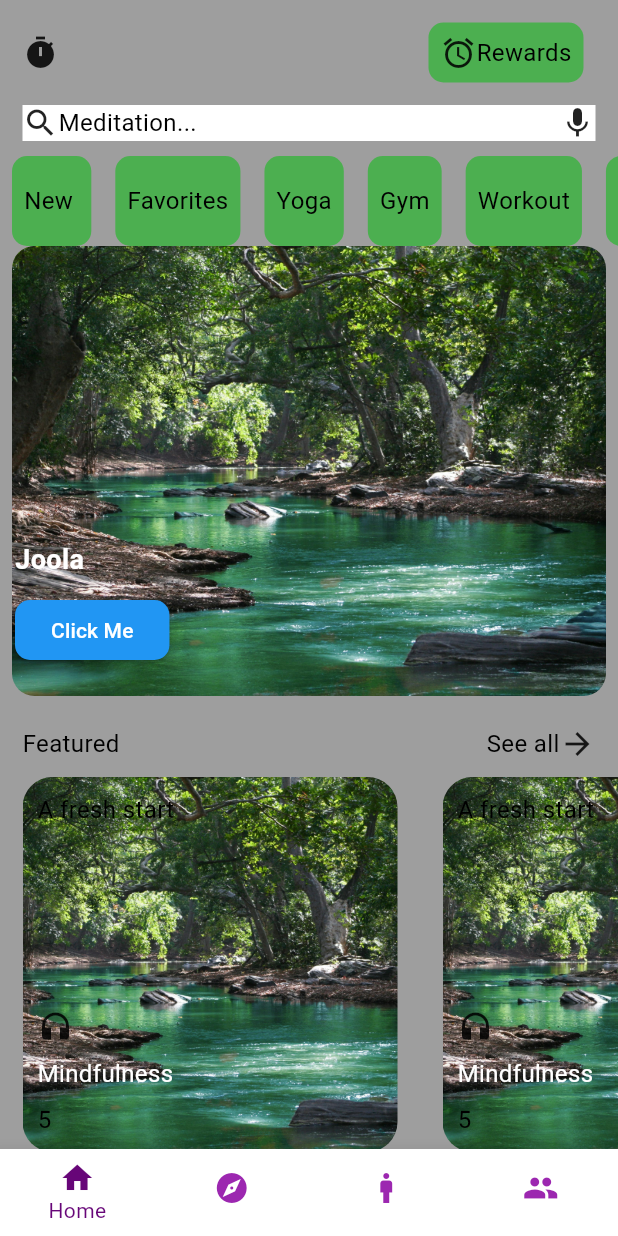
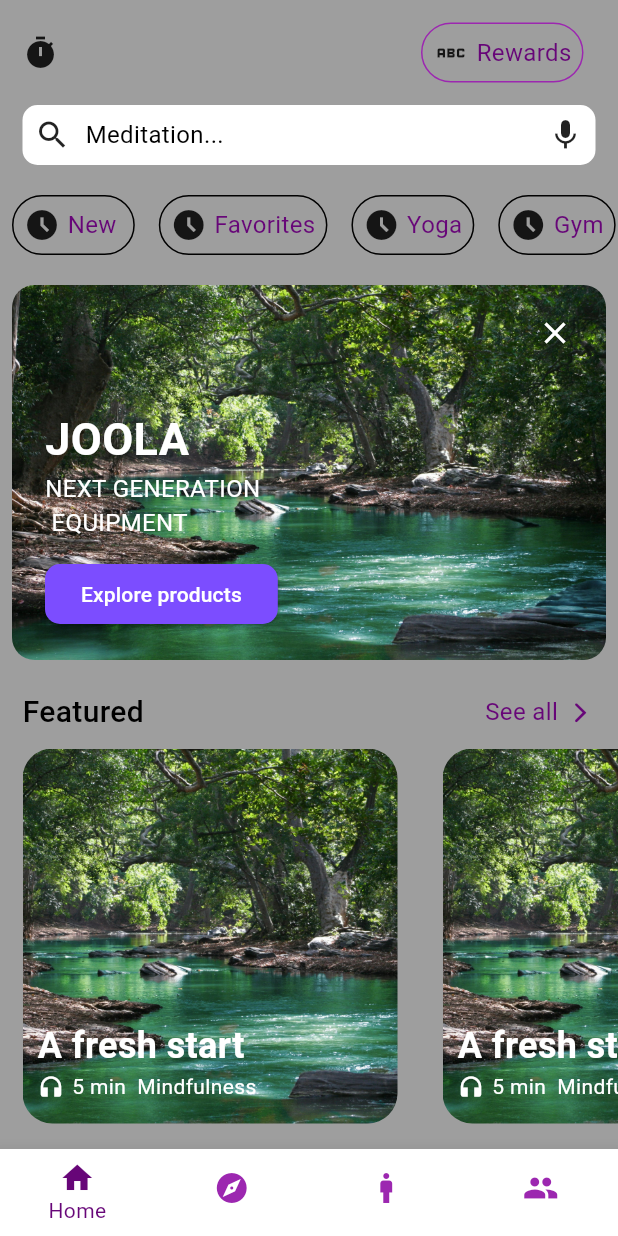
Before and after one commit to Geopaul94/niyalproject_homescreen_ui, a Flutter app: the screen it shows after launch, on a phone screen of 412 x 824 dp. Run offline on Flutter 3.47's test engine with Material 3 defaults, Android fonts, the phone set to English and light mode, and no system bars.

Commit message:
ui completed now add the images similar icons

```diff
--- a/lib/sample.dart
+++ b/lib/bottom_navigation.dart
@@ -2,14 +2,14 @@
 import 'package:niyal/presentation/screens/home_screen.dart';
 import 'package:niyal/utilities/constants/constants.dart';
 
-class MyHomePage extends StatefulWidget {
-  const MyHomePage({super.key});
+class BottomNavigations extends StatefulWidget {
+  const BottomNavigations({super.key});
 
   @override
-  _MyHomePageState createState() => _MyHomePageState();
+  _BottomNavigationsState createState() => _BottomNavigationsState();
 }
 
-class _MyHomePageState extends State<MyHomePage> {
+class _BottomNavigationsState extends State<BottomNavigations> {
   int _currentIndex = 0;
 
   final _pages = [
--- a/lib/main.dart
+++ b/lib/main.dart
@@ -1,6 +1,6 @@
 import 'package:flutter/material.dart';
 import 'package:niyal/presentation/screens/home_screen.dart';
-import 'package:niyal/sample.dart';
+import 'package:niyal/bottom_navigation.dart';
 
 void main() {
   runApp(const MyApp());
@@ -18,7 +18,7 @@
         colorScheme: ColorScheme.fromSeed(seedColor: Colors.deepPurple),
         useMaterial3: true,
       ),
-      home: MyHomePage()
+      home: BottomNavigations()
     );
   }
 }
--- a/lib/presentation/screens/home_screen.dart
+++ b/lib/presentation/screens/home_screen.dart
@@ -4,6 +4,7 @@
 import 'package:niyal/presentation/widgets/custom_featured_container.dart';
 import 'package:niyal/presentation/widgets/custom_icon_text_container.dart';
 import 'package:niyal/presentation/widgets/custom_pickball_journey_container.dart';
+import 'package:niyal/presentation/widgets/custom_search.dart';
 import 'package:niyal/presentation/widgets/custom_seeall.dart';
 import 'package:niyal/presentation/widgets/custom_text.dart';
 import 'package:niyal/utilities/constants/constants.dart';
@@ -20,32 +21,24 @@
               child: Column(
         children: [
           const CustomAppbar(),
-          Padding(
-            padding: const EdgeInsets.symmetric(horizontal: 15.0),
-            child: Container(
-              color: white,
-              child: Row(
-                children: [
-                  Icon(Icons.search),
-                  CustomText(text: "Meditation..."),
-                  Spacer(),
-                  Icon(Icons.mic)
-                ],
-              ),
-            ),
-          ),
-          h10,
+          customeSearchBar(),
+          h20,
           SizedBox(
-            height: 60,
+            height: 40,
             child: ListView(
               scrollDirection: Axis.horizontal,
               children: List.generate(WordsCount, (index) {
-                return CustomIconTextContainer(text: Words[index]);
+                return CustomIconTextContainer(
+                  text: Words[index],
+                  icon: Icon(Icons.access_time_filled_outlined),
+                );
               }),
             ),
           ),
+          h20,
           CustomExploreProductsContainer(
-              imagePath: 'assets/river.jpg', text: 'Joola'),
+            imagePath: 'assets/river.jpg',
+          ),
           h20,
           CustomSeeall(text: "Featured"),
           h10,
@@ -64,49 +57,41 @@
               }),
             ),
           ),
-          h20,
+          h30,
           CustomSeeall(text: "Begin yout Pickle journey"),
           h10,
-
           SizedBox(
-            height: 256,
+            height: 220,
             child: ListView(
               scrollDirection: Axis.horizontal,
               children: List.generate(4, (index) {
                 return CustomPickballJourneyContainer(
                   headline: 'Grip ,Stance,and Swing',
                   time: '20',
-              imagePath: 'assets/river.jpg', gamename: 'Pickball',);
+                  imagePath: 'assets/river.jpg',
+                  gamename: 'Pickball',
+                );
               }),
             ),
           ),
-
-
+          h10,
           CustomSeeall(text: "Your picks"),
-
-
           h20,
-
           SizedBox(
-            height: 256,
+            height: 215,
             child: ListView(
               scrollDirection: Axis.horizontal,
               children: List.generate(4, (index) {
                 return CustomPickballJourneyContainer(
                   headline: 'Grip ,Stance,and Swing',
                   time: '20',
-              imagePath: 'assets/river.jpg', gamename: 'Table tennis',);
+                  imagePath: 'assets/river.jpg',
+                  gamename: 'Table tennis',
+                );
               }),
             ),
           ),
-
-
-
-
-
-
-
-          h200
+          h50,
         ],
       ))),
     );
--- a/lib/presentation/widgets/custom_appbar.dart
+++ b/lib/presentation/widgets/custom_appbar.dart
@@ -1,5 +1,7 @@
 import 'package:flutter/material.dart';
 import 'package:niyal/presentation/widgets/custom_icon_text_container.dart';
+import 'package:niyal/presentation/widgets/custom_text.dart';
+import 'package:niyal/utilities/constants/constants.dart';
 
 class CustomAppbar extends StatelessWidget {
   const CustomAppbar({super.key});
@@ -14,9 +16,26 @@
           Spacer(),
           Row(
             children: [
-              CustomIconTextContainer(
-                text: "Rewards",
-                icon: Icon(Icons.access_alarm),
+              Padding(
+                padding: const EdgeInsets.symmetric(horizontal: 8.0),
+                child: Container(
+                    decoration: BoxDecoration(
+                        border: Border.all(color: purple),
+                        borderRadius: BorderRadius.circular(30),
+                        color: grey),
+                    child: Padding(
+                      padding: const EdgeInsets.all(7),
+                      child: Row(
+                        children: [
+                          Icon(Icons.abc),
+                          w5,
+                          CustomText(
+                            text: "Rewards",
+                            color: darkpurple,
+                          ),
+                        ],
+                      ),
+                    )),
               ),
             ],
           )
--- a/lib/presentation/widgets/custom_explore_products_container.dart
+++ b/lib/presentation/widgets/custom_explore_products_container.dart
@@ -1,13 +1,13 @@
 import 'package:flutter/material.dart';
+import 'package:niyal/presentation/widgets/custom_text.dart';
+import 'package:niyal/utilities/constants/constants.dart';
 
 class CustomExploreProductsContainer extends StatelessWidget {
   final String imagePath;
-  final String text;
 
   const CustomExploreProductsContainer({
     super.key,
     required this.imagePath,
-    required this.text,
   });
 
   @override
@@ -17,46 +17,65 @@
         Padding(
           padding: const EdgeInsets.symmetric(horizontal: 8.0),
           child: Container(
-            height: 300,
+            height: 250,
             width: 600,
             decoration: BoxDecoration(
               borderRadius: BorderRadius.circular(15),
               image: DecorationImage(
-                image: AssetImage(imagePath), // Background image
-                fit: BoxFit.cover, // Makes image cover the container
+                image: AssetImage(imagePath),
+                fit: BoxFit.cover,
               ),
             ),
           ),
         ),
         Positioned(
-          bottom: 20,
-          left: 10,
+            top: 20,
+            right: 30,
+            child: Icon(
+              Icons.close,
+              color: white,
+            )),
+        Positioned(
+          bottom: 80,
+          left: 30,
           child: Column(
             crossAxisAlignment: CrossAxisAlignment.start,
             children: [
-              // Text on the image
               Text(
-                text,
+                'JOOLA',
                 style: const TextStyle(
-                  color: Colors.white, // White text for visibility
-                  fontSize: 18,
+                  color: white,
+                  fontSize: 30,
                   fontWeight: FontWeight.bold,
                 ),
               ),
-              const SizedBox(height: 10), // Space between text and button
-              // Blue Elevated Button
-              ElevatedButton(
-                onPressed: () {
-                  // Add your button action here
-                },
-                style: ElevatedButton.styleFrom(
-                  backgroundColor: Colors.blue, // Blue background
-                  foregroundColor: Colors.white, // White text/icon color
-                  shape: RoundedRectangleBorder(
-                    borderRadius: BorderRadius.circular(10),
+              CustomText(
+                text: 'NEXT GENERATION \n EQUIPMENT',
+                color: white,
+              )
+            ],
+          ),
+        ),
+        Positioned(
+          bottom: 20,
+          left: 30,
+          child: Column(
+            crossAxisAlignment: CrossAxisAlignment.start,
+            children: [
+              Container(
+                decoration:
+                    BoxDecoration(borderRadius: BorderRadius.circular(25)),
+                child: ElevatedButton(
+                  onPressed: () {},
+                  style: ElevatedButton.styleFrom(
+                    backgroundColor: Colors.deepPurpleAccent, // Blue background
+                    foregroundColor: Colors.white, // White text/icon color
+                    shape: RoundedRectangleBorder(
+                      borderRadius: BorderRadius.circular(10),
+                    ),
                   ),
+                  child: const Text('Explore products'),
                 ),
-                child: const Text('Click Me'),
               ),
             ],
           ),
--- a/lib/presentation/widgets/custom_featured_container.dart
+++ b/lib/presentation/widgets/custom_featured_container.dart
@@ -7,7 +7,7 @@
   final Icon icon;
   final String time;
   final String subheading;
-  final String imagePath; // Added parameter for image
+  final String imagePath;
 
   const CustomFeaturedContainer({
     super.key,
@@ -15,7 +15,7 @@
     required this.icon,
     required this.time,
     required this.subheading,
-    required this.imagePath, // Required image path parameter
+    required this.imagePath,
   });
 
   @override
@@ -23,43 +23,44 @@
     return Padding(
       padding: const EdgeInsets.symmetric(horizontal: 15),
       child: Container(
-        height: 250, // Maximum height as requested
-        width: 250, // Fixed width as requested
+        height: 250,
+        width: 250,
         decoration: BoxDecoration(
-          borderRadius: BorderRadius.circular(20), // Circular radius
+          borderRadius: BorderRadius.circular(20),
           image: DecorationImage(
-            image: AssetImage(imagePath), // Using asset image
-            fit: BoxFit.cover, // Makes image cover the container
+            image: AssetImage(imagePath),
+            fit: BoxFit.cover,
           ),
         ),
         child: Padding(
           padding: const EdgeInsets.all(10.0),
           child: Column(
+            mainAxisAlignment: MainAxisAlignment.end,
             crossAxisAlignment: CrossAxisAlignment.start,
-            mainAxisAlignment: MainAxisAlignment.spaceBetween, // Space content
             children: [
-              // Top section
-              Column(
-                crossAxisAlignment: CrossAxisAlignment.start,
+              CustomText(
+                text: headline,
+                color: white,
+                fontSize: 24,
+                fontWeight: FontWeight.bold,
+              ),
+              Row(
                 children: [
-                  CustomText(text: headline),
-                  const SizedBox(height: 8),
+                  Icon(
+                    icon.icon,
+                    size: 18,
+                    color: white,
+                  ),
+                  w5,
+                  CustomText(
+                    text: '$time min  $subheading',
+                    fontSize: 14,
+                    color: white,
+                  ),
+                  w5,
                 ],
               ),
-              // Bottom section
-              Column(
-                crossAxisAlignment: CrossAxisAlignment.start,
-                children: [
-                  icon,
-                  const SizedBox(height: 8),
-                  CustomText(
-                    text: subheading,
-                    color: white,
-                  ),
-                  const SizedBox(height: 8),
-                  CustomText(text: time),
-                ],
-              ),
+              h5
             ],
           ),
         ),
--- a/lib/presentation/widgets/custom_icon_text_container.dart
+++ b/lib/presentation/widgets/custom_icon_text_container.dart
@@ -4,12 +4,14 @@
 
 class CustomIconTextContainer extends StatelessWidget {
   final Color color;
+
   final String text;
   final String? image;
   final Icon? icon;
   const CustomIconTextContainer(
       {super.key,
-      this.color = green,
+      this.color = grey,
+
       required this.text,
       this.image,
       this.icon});
@@ -17,16 +19,19 @@
   @override
   Widget build(BuildContext context) {
     return Padding(
-      padding: const EdgeInsets.symmetric(horizontal:   8.0),
+      padding: const EdgeInsets.symmetric(horizontal: 8.0),
       child: Container(
           decoration: BoxDecoration(
-              borderRadius: BorderRadius.circular(10), color: color),
+              border: Border.all(color: black),
+              borderRadius: BorderRadius.circular(30),
+              color: color),
           child: Padding(
-            padding: const EdgeInsets.all(8.0),
+            padding: const EdgeInsets.all(7),
             child: Row(
               children: [
                 _buildIconOrImage(),
-                CustomText(text: text),
+                w5,
+                CustomText(text: text ,color: darkpurple,),
               ],
             ),
           )),
--- a/lib/presentation/widgets/custom_pickball_journey_container.dart
+++ b/lib/presentation/widgets/custom_pickball_journey_container.dart
@@ -1,5 +1,6 @@
 import 'package:flutter/material.dart';
 import 'package:niyal/presentation/widgets/custom_text.dart';
+import 'package:niyal/utilities/constants/constants.dart';
 
 class CustomPickballJourneyContainer extends StatelessWidget {
   final String headline;
@@ -10,7 +11,8 @@
       {super.key,
       required this.headline,
       required this.time,
-      required this.imagePath, required this.gamename});
+      required this.imagePath,
+      required this.gamename});
 
   @override
   Widget build(BuildContext context) {
@@ -31,26 +33,15 @@
               crossAxisAlignment: CrossAxisAlignment.start,
               children: [
                 CustomText(
-                    text: headline, fontSize: 18, fontWeight: FontWeight.bold),
+                    text: headline, fontSize: 18, fontWeight: FontWeight.w600),
                 Row(
                   children: [
-                    Icon(Icons.video_call, size: 18, color: Colors.blue),
-                    Row(
-                      children: [
-                        CustomText(
-                            text: ' ${time}min * ',
-                            fontSize: 14,
-                            color: Colors.blue),
-
-                       CustomText(
-                            text: gamename,
-                            fontSize: 14,
-                            color: Colors.blue),
-
-
-
-                      ],
-                    ),
+                    Icon(Icons.video_call, size: 18, color: lightgrey),
+                    w5,
+                    CustomText(
+                        text: ' ${time}min * $gamename',
+                        fontSize: 14,
+                        color: lightgrey),
                   ],
                 ),
               ],
--- a/lib/presentation/widgets/custom_search.dart
+++ b/lib/presentation/widgets/custom_search.dart
@@ -0,0 +1,34 @@
+import 'package:flutter/material.dart';
+import 'package:niyal/presentation/widgets/custom_text.dart';
+import 'package:niyal/utilities/constants/constants.dart';
+
+class customeSearchBar extends StatelessWidget {
+  const customeSearchBar({
+    super.key,
+  });
+
+  @override
+  Widget build(BuildContext context) {
+    return Padding(
+      padding: const EdgeInsets.symmetric(horizontal: 15.0),
+      child: Container(
+        decoration: BoxDecoration(
+          borderRadius: BorderRadius.circular(10),
+          color: white,
+        ),
+        child: Padding(
+          padding: const EdgeInsets.all(8.0),
+          child: Row(
+            children: [
+              Icon(Icons.search),
+              w10,
+              CustomText(text: "Meditation..."),
+              Spacer(),
+              Icon(Icons.mic)
+            ],
+          ),
+        ),
+      ),
+    );
+  }
+}
--- a/lib/presentation/widgets/custom_seeall.dart
+++ b/lib/presentation/widgets/custom_seeall.dart
@@ -1,8 +1,10 @@
+import 'package:flutter/cupertino.dart';
 import 'package:flutter/material.dart';
 import 'package:niyal/presentation/widgets/custom_text.dart';
+import 'package:niyal/utilities/constants/constants.dart';
 
 class CustomSeeall extends StatelessWidget {
-final String text;
+  final String text;
 
   const CustomSeeall({super.key, required this.text});
 
@@ -13,10 +15,22 @@
       child: Row(
         mainAxisAlignment: MainAxisAlignment.spaceBetween,
         children: [
-          CustomText(text:text),
+          CustomText(
+            text: text,
+            fontWeight: FontWeight.w500,
+            fontSize: 20,
+          ),
           Spacer(),
-          CustomText(text: "See all"),
-          Icon(Icons.arrow_forward)
+          CustomText(
+            text: "See all",
+            color: darkpurple,
+          ),
+          w5,
+          Icon(
+            CupertinoIcons.forward,
+            color: darkpurple,
+            size: 20,
+          )
         ],
       ),
     );
--- a/lib/utilities/constants/constants.dart
+++ b/lib/utilities/constants/constants.dart
@@ -1,21 +1,12 @@
 import 'package:flutter/material.dart';
 
-const Color primaryColor = Color(0xFF6200EE); // Purple
-const Color secondaryColor = Color(0xFF03DAC6); // Teal
-const Color backgroundColor = Color(0xFFFFFFFF); // White
-const Color errorColor = Color(0xFFB00020); // Red
-const Color textColor = Color(0xFF000000); // Black
 
-// ignore: constant_identifier_names
-const Color login_bg = Color.fromARGB(0, 0, 0, 0);
-const Color signup_bg = Color.fromARGB(0, 31, 112, 24);
 const Color black = Colors.black;
-const Color green = Colors.green;
+
 const Color grey = Colors.grey;
  Color grey100 = Colors.grey[100]!;
 const Color white = Colors.white;
-const Color red = Colors.red;
-const Color blue = Colors.blue;
+
 const Color purple = Colors.purple;
 
 
@@ -24,10 +15,6 @@
 const lightgrey = Color.fromARGB(255, 210, 210, 210);
 const darkgreymain = Color.fromARGB(255, 21, 21, 22);
 
-// Text Styles
-TextStyle profileStyle = TextStyle(fontWeight: FontWeight.bold, fontSize: 18);
-
-TextStyle profileStyle2 = TextStyle(fontWeight: FontWeight.w500, fontSize: 15);
 
 // SizedBoxes for heights
 SizedBox h5 = SizedBox(height: 5);
@@ -44,24 +31,7 @@
 SizedBox h200 = SizedBox(height: 200);
 
 // SizedBoxes for widths
-SizedBox w10 = SizedBox(width: 10);
+SizedBox w10 = SizedBox(width: 10);SizedBox w5 = SizedBox(width: 5);
 SizedBox w20 = SizedBox(width: 20);
 SizedBox w30 = SizedBox(width: 30);
 SizedBox w40 = SizedBox(width: 40);
-
-// Other Styles
-TextStyle appBarTitleStyle = TextStyle(
-  fontSize: 22,
-  fontWeight: FontWeight.w500,
-);
-
-TextStyle profileColumnStyle = TextStyle(
-  fontSize: 18,
-  fontWeight: FontWeight.w800,
-);
-
-// Border Radii
-BorderRadius kradius10 = BorderRadius.circular(10);
-BorderRadius kradius20 = BorderRadius.circular(20);
-BorderRadius kradius30 = BorderRadius.circular(30);
-BorderRadius kradius100 = BorderRadius.circular(100);
```
Lines whose indentation alone changed are shown as unchanged.
